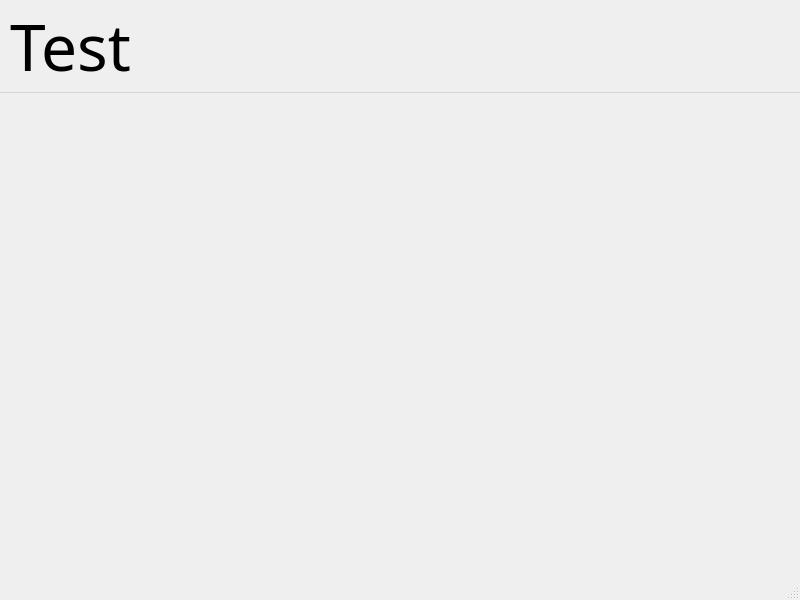
Old version of the form tableviewerwindow.ui in the repository supersliser/QTDecisionMaker.
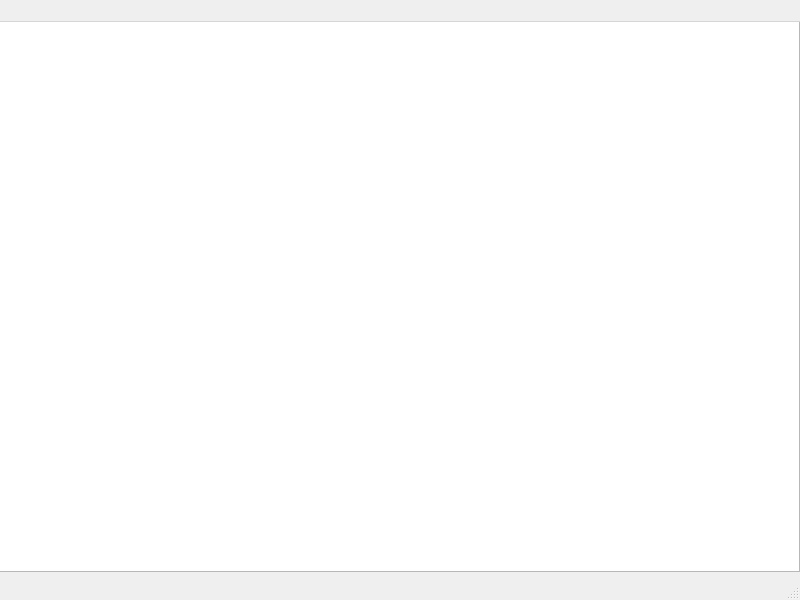
New version of the form.

Commit message: implemented basic table display #7 #10

Diff of the .ui file:
```diff
--- a/tableviewerwindow.ui
+++ b/tableviewerwindow.ui
@@ -22,38 +22,47 @@
   <property name="unifiedTitleAndToolBarOnMac">
    <bool>true</bool>
   </property>
-  <widget class="QWidget" name="centralwidget"/>
+  <widget class="QWidget" name="centralwidget">
+   <widget class="QWidget" name="horizontalLayoutWidget">
+    <property name="geometry">
+     <rect>
+      <x>-1</x>
+      <y>-1</y>
+      <width>801</width>
+      <height>551</height>
+     </rect>
+    </property>
+    <layout class="QHBoxLayout" name="horizontalLayout">
+     <item>
+      <widget class="QTableView" name="tableView"/>
+     </item>
+    </layout>
+   </widget>
+  </widget>
   <widget class="QMenuBar" name="menubar">
    <property name="geometry">
     <rect>
      <x>0</x>
      <y>0</y>
      <width>800</width>
-     <height>82</height>
+     <height>22</height>
     </rect>
    </property>
    <property name="minimumSize">
     <size>
      <width>0</width>
-     <height>50</height>
+     <height>22</height>
     </size>
    </property>
    <property name="font">
     <font>
-     <family>Fira Sans Thin</family>
-     <pointsize>48</pointsize>
+     <family>IBM Plex Sans</family>
+     <pointsize>10</pointsize>
     </font>
    </property>
    <property name="defaultUp">
     <bool>true</bool>
    </property>
-   <widget class="QMenu" name="menuTest">
-    <property name="title">
-     <string>Test</string>
-    </property>
-    <addaction name="actionWee"/>
-   </widget>
-   <addaction name="menuTest"/>
   </widget>
   <widget class="QStatusBar" name="statusbar"/>
   <action name="actionWee">
```
The commit also changes 7 other files.
